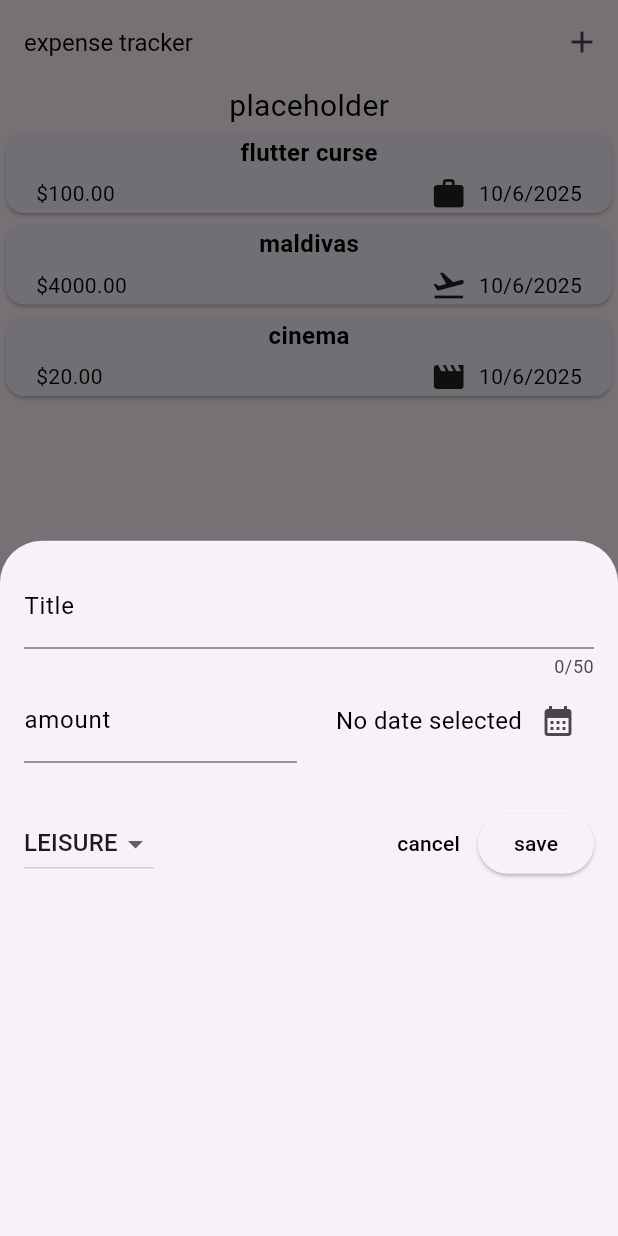
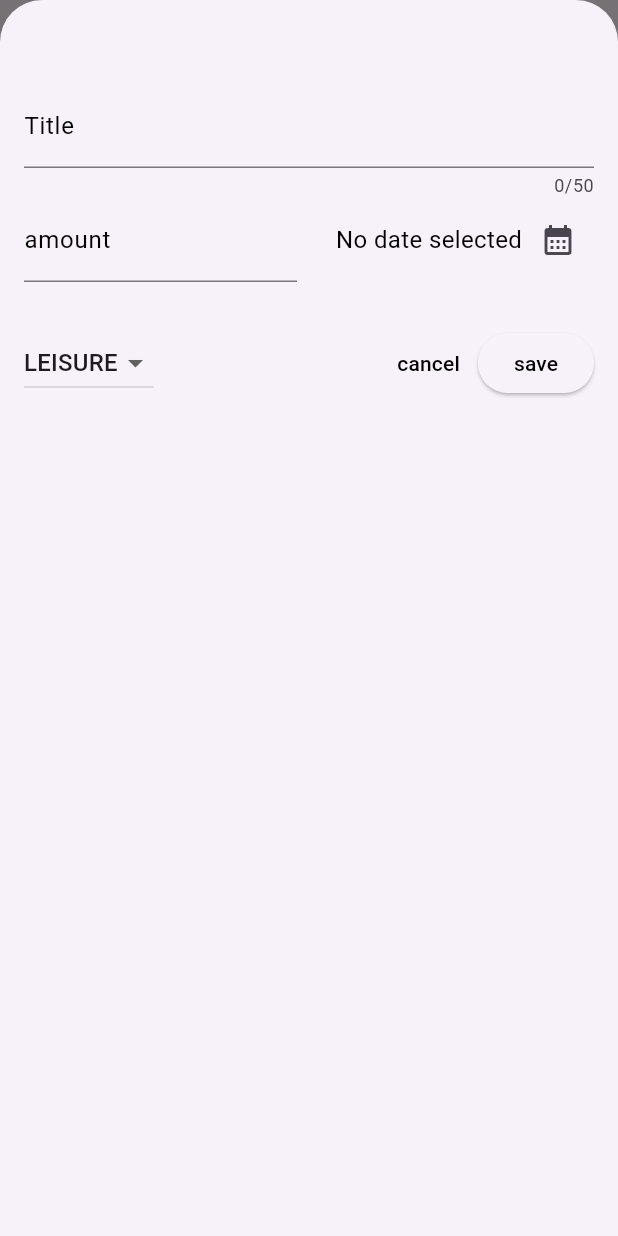
Before and after one commit to alejandroYanezPumpun/expense_tracker, a Flutter app: the screen it shows after launch, after a tap on the "add" icon, on a phone screen of 412 x 824 dp. Run offline on Flutter 3.47's test engine with Material 3 defaults, Android fonts, the phone set to English and light mode, and no system bars.

Commit message:
can create expenses

```diff
--- a/expense_tracker_app/lib/components/new_expense.dart
+++ b/expense_tracker_app/lib/components/new_expense.dart
@@ -4,7 +4,8 @@ import 'package:flutter/material.dart';
 import 'package:flutter/services.dart';
 
 class NewExpenseEntry extends StatefulWidget {
-  const NewExpenseEntry({super.key});
+  final void Function(Expense expense) onAddExpense;
+  const NewExpenseEntry({super.key, required this.onAddExpense});
 
   @override
   State<NewExpenseEntry> createState() => _NewExpenseEntryState();
@@ -52,6 +53,15 @@ class _NewExpenseEntryState extends State<NewExpenseEntry> {
       );
       return;
     }
+    widget.onAddExpense(
+      Expense(
+        title: _titleController.text,
+        amount: enteredAmount,
+        date: _selectedDate!,
+        category: selectedCategory,
+      ),
+    );
+    Navigator.pop(context);
   }
 
   @override
@@ -64,7 +74,7 @@ class _NewExpenseEntryState extends State<NewExpenseEntry> {
   @override
   Widget build(BuildContext context) {
     return Padding(
-      padding: EdgeInsets.all(16),
+      padding: EdgeInsets.fromLTRB(16,56,16,16),
       child: Column(
         children: [
           TextField(
--- a/expense_tracker_app/lib/screens/expense_main_screen.dart
+++ b/expense_tracker_app/lib/screens/expense_main_screen.dart
@@ -14,10 +14,19 @@ class ExpenseMainScreen extends StatefulWidget {
 class _ExpenseMainScreenState extends State<ExpenseMainScreen> {
   void _openAddExpensesOverlay() {
     showModalBottomSheet(
+      isScrollControlled: true,
       context: context,
       builder:
-          (ctx) => NewExpenseEntry()
+          (ctx) => NewExpenseEntry(onAddExpense: _addExpense,)
     );
+  }
+
+  void _addExpense(Expense expense) {
+
+    setState(() {
+      _registeredExpenses.add(expense);
+    });
+
   }
 
   final List<Expense> _registeredExpenses = [
```
